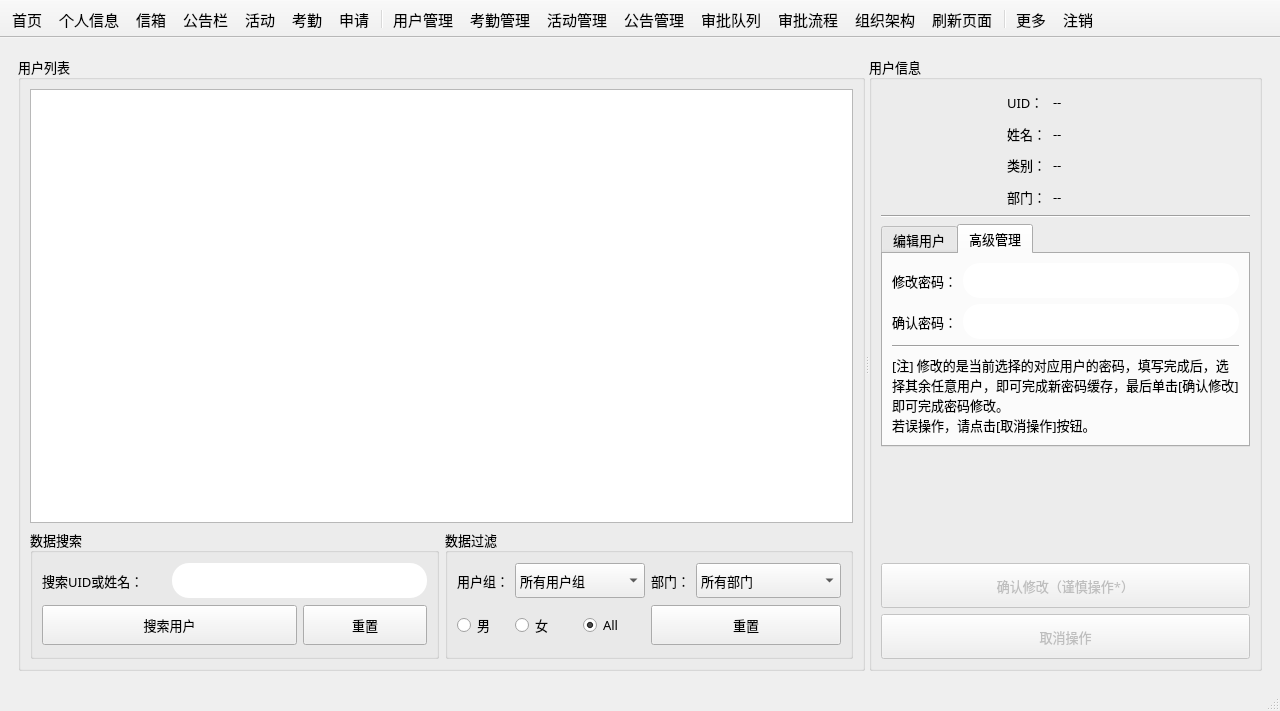
First picture: the form in mainwindow.ui, repository csthenry/weplanet-desktop, before the edit.
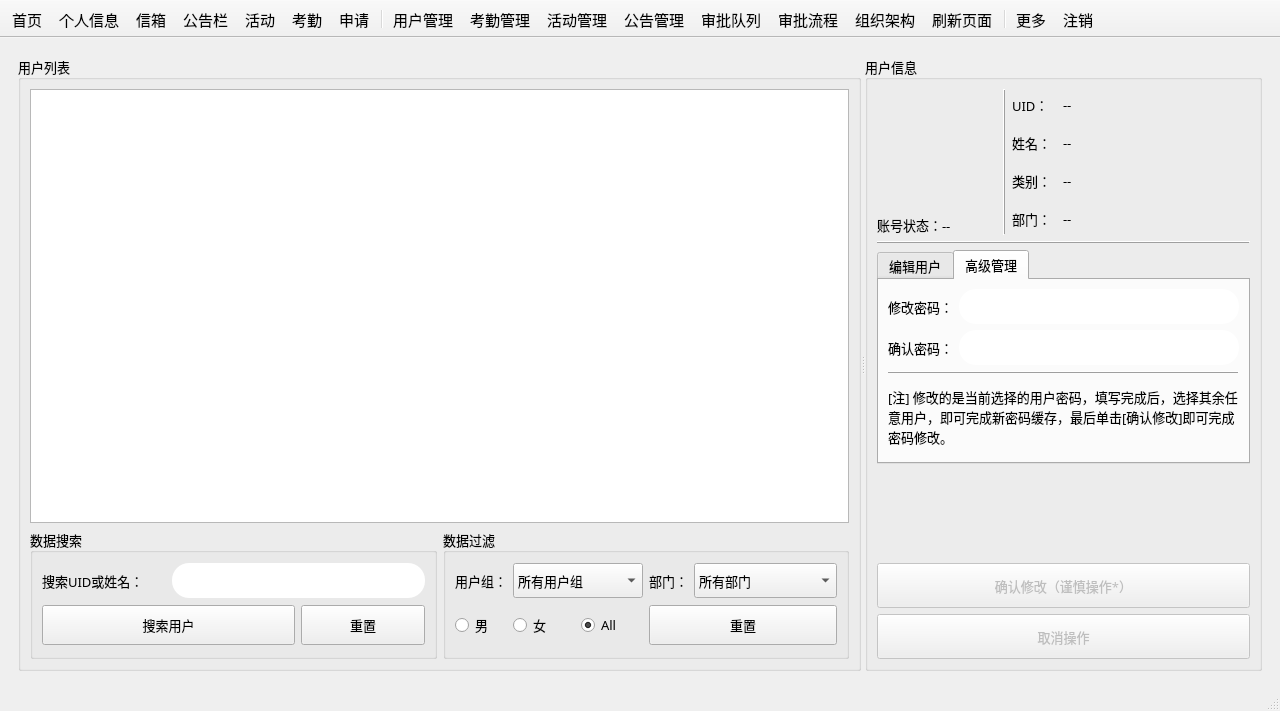
Second picture: the form after the edit. The open tabs and pages were chosen to show the change. Icons and pictures are not drawn. Custom widgets are drawn as their Qt base class.

Commit message: 重写登录验证函数，新增多种状态码，封禁功能即将完成。

The edit to the form file:
```diff
--- a/mainwindow.ui
+++ b/mainwindow.ui
@@ -3143,43 +3143,33 @@
            <property name="title">
             <string>用户信息</string>
            </property>
-           <layout class="QGridLayout" name="gridLayout_11">
-            <item row="0" column="0" rowspan="4">
-             <widget class="QLabel" name="userManagePage_avatar">
-              <property name="minimumSize">
-               <size>
-                <width>120</width>
-                <height>120</height>
-               </size>
+           <layout class="QGridLayout" name="gridLayout_91">
+            <item row="3" column="0">
+             <spacer name="verticalSpacer_2">
+              <property name="orientation">
+               <enum>Qt::Vertical</enum>
               </property>
-              <property name="maximumSize">
+              <property name="sizeHint" stdset="0">
                <size>
-                <width>120</width>
-                <height>120</height>
+                <width>20</width>
+                <height>40</height>
                </size>
               </property>
-              <property name="font">
-               <font>
-                <family>微软雅黑</family>
-                <pointsize>16</pointsize>
-               </font>
-              </property>
-              <property name="styleSheet">
-               <string notr="true">margin:5px;</string>
-              </property>
-              <property name="pixmap">
-               <pixmap resource="resource.qrc">:/images/color_icon/user.svg</pixmap>
-              </property>
-              <property name="scaledContents">
-               <bool>true</bool>
-              </property>
-             </widget>
+             </spacer>
             </item>
-            <item row="0" column="1">
+            <item row="0" column="2" colspan="3">
+             <layout class="QGridLayout" name="gridLayout_29">
+              <item row="0" column="0">
              <widget class="QLabel" name="label_6">
-              <property name="maximumSize">
+                <property name="minimumSize">
                <size>
                 <width>40</width>
+                  <height>0</height>
+                 </size>
+                </property>
+                <property name="maximumSize">
+                 <size>
+                  <width>45</width>
                 <height>35</height>
                </size>
               </property>
@@ -3188,12 +3178,18 @@
               </property>
              </widget>
             </item>
-            <item row="0" column="2">
+              <item row="0" column="1">
              <widget class="QLabel" name="label_userManagePage_uid">
+                <property name="minimumSize">
+                 <size>
+                  <width>100</width>
+                  <height>0</height>
+                 </size>
+                </property>
               <property name="maximumSize">
                <size>
                 <width>16777215</width>
-                <height>30</height>
+                  <height>35</height>
                </size>
               </property>
               <property name="text">
@@ -3201,11 +3197,17 @@
               </property>
              </widget>
             </item>
-            <item row="1" column="1">
+              <item row="1" column="0">
              <widget class="QLabel" name="label_20">
-              <property name="maximumSize">
+                <property name="minimumSize">
                <size>
                 <width>40</width>
+                  <height>0</height>
+                 </size>
+                </property>
+                <property name="maximumSize">
+                 <size>
+                  <width>45</width>
                 <height>35</height>
                </size>
               </property>
@@ -3214,12 +3216,18 @@
               </property>
              </widget>
             </item>
-            <item row="1" column="2">
+              <item row="1" column="1">
              <widget class="QLabel" name="label_userManagePage_name">
+                <property name="minimumSize">
+                 <size>
+                  <width>100</width>
+                  <height>0</height>
+                 </size>
+                </property>
               <property name="maximumSize">
                <size>
                 <width>16777215</width>
-                <height>30</height>
+                  <height>35</height>
                </size>
               </property>
               <property name="text">
@@ -3227,11 +3235,17 @@
               </property>
              </widget>
             </item>
-            <item row="2" column="1">
+              <item row="2" column="0">
              <widget class="QLabel" name="label_9">
-              <property name="maximumSize">
+                <property name="minimumSize">
                <size>
                 <width>40</width>
+                  <height>0</height>
+                 </size>
+                </property>
+                <property name="maximumSize">
+                 <size>
+                  <width>45</width>
                 <height>35</height>
                </size>
               </property>
@@ -3240,12 +3254,18 @@
               </property>
              </widget>
             </item>
-            <item row="2" column="2">
+              <item row="2" column="1">
              <widget class="QLabel" name="label_userManagePage_group">
+                <property name="minimumSize">
+                 <size>
+                  <width>100</width>
+                  <height>0</height>
+                 </size>
+                </property>
               <property name="maximumSize">
                <size>
                 <width>16777215</width>
-                <height>30</height>
+                  <height>35</height>
                </size>
               </property>
               <property name="text">
@@ -3253,11 +3273,17 @@
               </property>
              </widget>
             </item>
-            <item row="3" column="1">
+              <item row="3" column="0">
              <widget class="QLabel" name="label_14">
-              <property name="maximumSize">
+                <property name="minimumSize">
                <size>
                 <width>40</width>
+                  <height>0</height>
+                 </size>
+                </property>
+                <property name="maximumSize">
+                 <size>
+                  <width>45</width>
                 <height>35</height>
                </size>
               </property>
@@ -3266,12 +3292,18 @@
               </property>
              </widget>
             </item>
-            <item row="3" column="2">
+              <item row="3" column="1">
              <widget class="QLabel" name="label_userManagePage_dpt">
+                <property name="minimumSize">
+                 <size>
+                  <width>100</width>
+                  <height>0</height>
+                 </size>
+                </property>
               <property name="maximumSize">
                <size>
                 <width>16777215</width>
-                <height>30</height>
+                  <height>35</height>
                </size>
               </property>
               <property name="text">
@@ -3282,14 +3314,119 @@
               </property>
              </widget>
             </item>
-            <item row="4" column="0" colspan="3">
+             </layout>
+            </item>
+            <item row="4" column="0" colspan="5">
+             <widget class="QPushButton" name="btn_editUser_check">
+              <property name="enabled">
+               <bool>false</bool>
+              </property>
+              <property name="minimumSize">
+               <size>
+                <width>0</width>
+                <height>45</height>
+               </size>
+              </property>
+              <property name="text">
+               <string>确认修改（谨慎操作*）</string>
+              </property>
+              <property name="icon">
+               <iconset resource="resource.qrc">
+                <normaloff>:/images/color_icon/color-setting_3.svg</normaloff>:/images/color_icon/color-setting_3.svg</iconset>
+              </property>
+              <property name="iconSize">
+               <size>
+                <width>20</width>
+                <height>20</height>
+               </size>
+              </property>
+             </widget>
+            </item>
+            <item row="5" column="0" colspan="5">
+             <widget class="QPushButton" name="btn_editUser_cancel">
+              <property name="enabled">
+               <bool>false</bool>
+              </property>
+              <property name="minimumSize">
+               <size>
+                <width>0</width>
+                <height>45</height>
+               </size>
+              </property>
+              <property name="text">
+               <string>取消操作</string>
+              </property>
+              <property name="icon">
+               <iconset resource="resource.qrc">
+                <normaloff>:/images/color_icon/color-stop.svg</normaloff>:/images/color_icon/color-stop.svg</iconset>
+              </property>
+              <property name="iconSize">
+               <size>
+                <width>20</width>
+                <height>20</height>
+               </size>
+              </property>
+             </widget>
+            </item>
+            <item row="0" column="0">
+             <layout class="QGridLayout" name="gridLayout_11">
+              <item row="0" column="0">
+               <widget class="QLabel" name="userManagePage_avatar">
+                <property name="minimumSize">
+                 <size>
+                  <width>120</width>
+                  <height>120</height>
+                 </size>
+                </property>
+                <property name="maximumSize">
+                 <size>
+                  <width>120</width>
+                  <height>120</height>
+                 </size>
+                </property>
+                <property name="font">
+                 <font>
+                  <family>微软雅黑</family>
+                  <pointsize>16</pointsize>
+                 </font>
+                </property>
+                <property name="styleSheet">
+                 <string notr="true">margin:5px;</string>
+                </property>
+                <property name="pixmap">
+                 <pixmap resource="resource.qrc">:/images/color_icon/user.svg</pixmap>
+                </property>
+                <property name="scaledContents">
+                 <bool>true</bool>
+                </property>
+               </widget>
+              </item>
+              <item row="1" column="0">
+               <widget class="QLabel" name="label_userStatus">
+                <property name="maximumSize">
+                 <size>
+                  <width>120</width>
+                  <height>120</height>
+                 </size>
+                </property>
+                <property name="text">
+                 <string>账号状态：--</string>
+                </property>
+               </widget>
+              </item>
+             </layout>
+            </item>
+            <item row="1" column="0" colspan="5">
              <widget class="Line" name="line">
+              <property name="frameShadow">
+               <enum>QFrame::Raised</enum>
+              </property>
               <property name="orientation">
                <enum>Qt::Horizontal</enum>
               </property>
              </widget>
             </item>
-            <item row="5" column="0" colspan="3">
+            <item row="2" column="0" colspan="5">
              <widget class="QTabWidget" name="tabWidget_3">
               <property name="currentIndex">
                <number>1</number>
@@ -3417,8 +3554,7 @@
                 <item row="4" column="0" colspan="2">
                  <widget class="QLabel" name="label_95">
                   <property name="text">
-                   <string>[注] 修改的是当前选择的对应用户的密码，填写完成后，选择其余任意用户，即可完成新密码缓存，最后单击[确认修改]即可完成密码修改。
-若误操作，请点击[取消操作]按钮。</string>
+                   <string>[注] 修改的是当前选择的用户密码，填写完成后，选择其余任意用户，即可完成新密码缓存，最后单击[确认修改]即可完成密码修改。</string>
                   </property>
                   <property name="scaledContents">
                    <bool>false</bool>
@@ -3463,6 +3599,9 @@
                 </item>
                 <item row="3" column="0" colspan="2">
                  <widget class="Line" name="line_2">
+                  <property name="frameShadow">
+                   <enum>QFrame::Raised</enum>
+                  </property>
                   <property name="orientation">
                    <enum>Qt::Horizontal</enum>
                   </property>
@@ -3472,68 +3611,13 @@
               </widget>
              </widget>
             </item>
-            <item row="6" column="0" colspan="2">
-             <spacer name="verticalSpacer_2">
+            <item row="0" column="1">
+             <widget class="Line" name="line_3">
+              <property name="frameShadow">
+               <enum>QFrame::Raised</enum>
+              </property>
               <property name="orientation">
                <enum>Qt::Vertical</enum>
-              </property>
-              <property name="sizeHint" stdset="0">
-               <size>
-                <width>20</width>
-                <height>40</height>
-               </size>
-              </property>
-             </spacer>
-            </item>
-            <item row="7" column="0" colspan="3">
-             <widget class="QPushButton" name="btn_editUser_check">
-              <property name="enabled">
-               <bool>false</bool>
-              </property>
-              <property name="minimumSize">
-               <size>
-                <width>0</width>
-                <height>45</height>
-               </size>
-              </property>
-              <property name="text">
-               <string>确认修改（谨慎操作*）</string>
-              </property>
-              <property name="icon">
-               <iconset resource="resource.qrc">
-                <normaloff>:/images/color_icon/color-setting_3.svg</normaloff>:/images/color_icon/color-setting_3.svg</iconset>
-              </property>
-              <property name="iconSize">
-               <size>
-                <width>20</width>
-                <height>20</height>
-               </size>
-              </property>
-             </widget>
-            </item>
-            <item row="8" column="0" colspan="3">
-             <widget class="QPushButton" name="btn_editUser_cancel">
-              <property name="enabled">
-               <bool>false</bool>
-              </property>
-              <property name="minimumSize">
-               <size>
-                <width>0</width>
-                <height>45</height>
-               </size>
-              </property>
-              <property name="text">
-               <string>取消操作</string>
-              </property>
-              <property name="icon">
-               <iconset resource="resource.qrc">
-                <normaloff>:/images/color_icon/color-stop.svg</normaloff>:/images/color_icon/color-stop.svg</iconset>
-              </property>
-              <property name="iconSize">
-               <size>
-                <width>20</width>
-                <height>20</height>
-               </size>
               </property>
              </widget>
             </item>
```
Left out of the diff: 8 changed lines with no effect on the pictures. Lines whose indentation alone changed are shown as unchanged. The commit also changes 11 other files.
